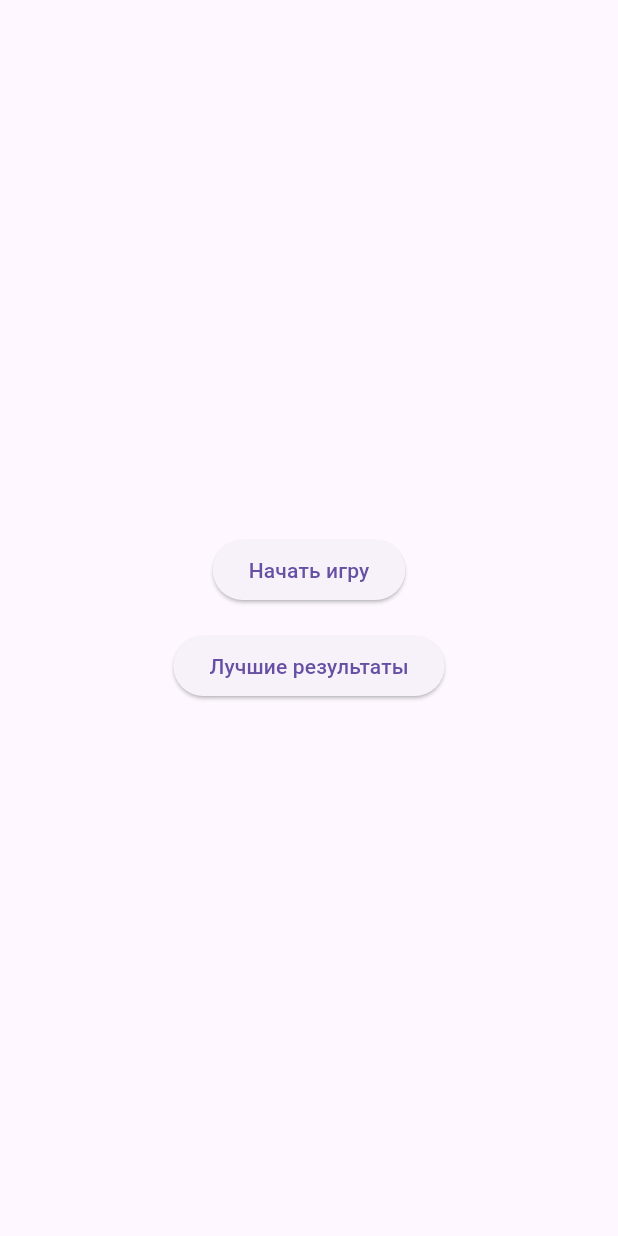
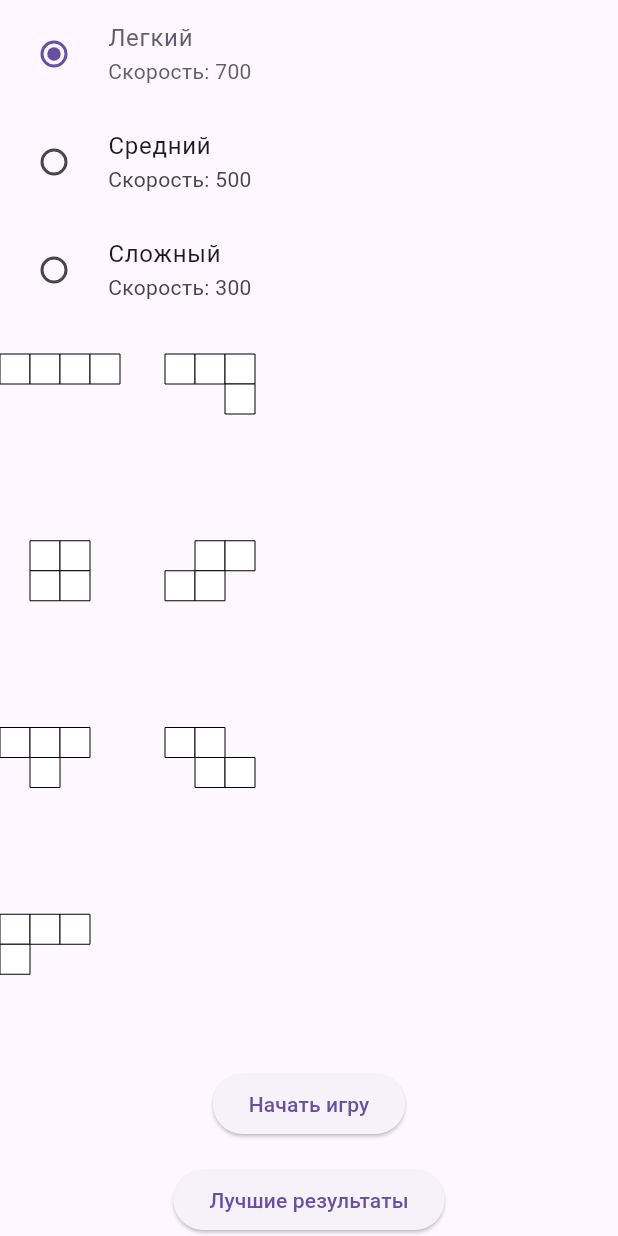
Before and after one commit to khaurilova/tetris, a Flutter app: the screen it shows after launch, on a phone screen of 412 x 824 dp. Run offline on Flutter 3.47's test engine with Material 3 defaults, Android fonts, the phone set to English and light mode, and no system bars.

Commit message:
BLOCK_CUBIT

```diff
--- a/lib/app/di_container.dart
+++ b/lib/app/di_container.dart
@@ -2,6 +2,8 @@
 import 'package:flutter/widgets.dart';
 import 'package:tetris/app/http/base_http_client.dart';
 import 'package:tetris/app/http/i_http_client.dart';
+import 'package:tetris/features/game_settings/domain/state/block_cubit.dart';
+import 'package:tetris/features/game_settings/domain/state/difficulty_cubit.dart';
 import 'package:tetris/features/leaderboard/data/leaderboard_repository.dart';
 import 'package:tetris/features/leaderboard/domain/i_leaderboard_repository.dart';
 import 'package:tetris/features/user/data/user_repository.dart';
@@ -17,6 +19,8 @@ final class DiContainer extends InheritedWidget {
     _userRepository = UserRepository(httpClient: _httpClient);
     // Инициализируем менеджер состояния пользователя
     userCubit = UserCubit(repository: _userRepository);
+    difficultyCubit = DifficultyCubit();
+    blockCubit = BlockCubit();
   }
   late final IHttpClient _httpClient;
   late final ILeaderboardRepository leaderRepository;
@@ -26,6 +30,8 @@ final class DiContainer extends InheritedWidget {
 
   /// Менеджер состояния пользователя
   late final UserCubit userCubit;
+  late final DifficultyCubit difficultyCubit;
+  late final BlockCubit blockCubit;
 
   /// Так как контейнер зависимостей нужен только для доступа
   /// к зависимостям, возвращаем false, чтобы виджеты-потомки
--- a/lib/features/game/src/blocks/blocks.dart
+++ b/lib/features/game/src/blocks/blocks.dart
@@ -109,6 +109,16 @@ final _defBlocks = [
     ..rotate(),
 ];
 
-Block getNewRandomBlock() {
-  return _defBlocks[Random().nextInt(_defBlocks.length)].copyWith();
+Block getNewRandomBlock(List<Block> selectedBlocks) {
+  return selectedBlocks[Random().nextInt(selectedBlocks.length)].copyWith();
 }
+
+final List<Block> availableBlocks = [
+  IBlock(),
+  OBlock(),
+  TBlock(),
+  LBlock(),
+  JBlock(),
+  SBlock(),
+  ZBlock(),
+];
--- /dev/null
+++ b/lib/features/game_settings/domain/block_selecter.dart
@@ -0,0 +1,56 @@
+import 'package:flutter/material.dart';
+import 'package:tetris/app/context_ext.dart';
+import 'package:tetris/features/game/src/blocks/block.dart';
+import 'package:tetris/features/game/src/blocks/blocks.dart';
+import 'package:tetris/features/game/tetris_game.dart';
+
+class BlockSelector extends StatefulWidget {
+  final List<Block> selectedBlocks;
+  const BlockSelector({super.key, required this.selectedBlocks});
+
+  @override
+  State<BlockSelector> createState() => _BlockSelectorState();
+}
+
+class _BlockSelectorState extends State<BlockSelector> {
+  @override
+  Widget build(BuildContext context) {
+    return Expanded(
+      child: Center(
+        child: GridView.builder(
+          gridDelegate: SliverGridDelegateWithFixedCrossAxisCount(
+            crossAxisCount: 4,
+            mainAxisSpacing: 50,
+            mainAxisExtent: 60,
+            crossAxisSpacing: 2,
+          ),
+          scrollDirection: Axis.horizontal,
+          itemCount: availableBlocks.length,
+          itemBuilder: (context, index) {
+            return GestureDetector(
+              onTap: () =>
+                  context.di.blockCubit.chosenBlocks(availableBlocks[index]),
+              child: Stack(
+                children: [
+                  if (widget.selectedBlocks.contains(availableBlocks[index]))
+                    Positioned(right: 30, child: Icon(Icons.check_circle)),
+
+                  SizedBox(
+                    width: 80,
+                    height: 80,
+                    child: CustomPaint(
+                      painter: NextBlockPainter(
+                        20,
+                        nextBlock: availableBlocks[index],
+                      ),
+                    ),
+                  ),
+                ],
+              ),
+            );
+          },
+        ),
+      ),
+    );
+  }
+}
--- /dev/null
+++ b/lib/features/game_settings/domain/game_difficulty.dart
@@ -0,0 +1,15 @@
+enum GameDifficulty {
+  easy(title: 'Легкий', level: 1, speed: 700),
+  medium(title: 'Средний', level: 2, speed: 500),
+  hard(title: 'Сложный', level: 3, speed: 300);
+
+  const GameDifficulty({
+    required this.title,
+    required this.level,
+    required this.speed,
+  });
+
+  final String title;
+  final int level;
+  final int speed;
+}
--- /dev/null
+++ b/lib/features/game_settings/domain/state/block_cubit.dart
@@ -0,0 +1,24 @@
+import 'package:flutter/foundation.dart';
+import 'package:tetris/features/game/src/blocks/block.dart';
+import 'package:tetris/features/game/src/blocks/blocks.dart';
+import 'package:tetris/features/game_settings/domain/state/block_state.dart';
+
+final class BlockCubit {
+  final ValueNotifier<BlockState> stateNotifier = ValueNotifier(
+    BlockState(selectedBlocks: []),
+  );
+
+  void chosenBlocks(Block block) {
+    List<Block> massivOfBlocks = stateNotifier.value.selectedBlocks;
+
+    massivOfBlocks.contains(block)
+        ? massivOfBlocks.remove(block)
+        : massivOfBlocks.add(block);
+
+    emit(stateNotifier.value.copyWith(selectedBlocks: massivOfBlocks));
+  }
+
+  void emit(BlockState state) {
+    stateNotifier.value = state;
+  }
+}
--- /dev/null
+++ b/lib/features/game_settings/domain/state/block_state.dart
@@ -0,0 +1,10 @@
+import 'package:tetris/features/game/src/blocks/blocks.dart';
+
+final class BlockState {
+  List<Block> selectedBlocks;
+  BlockState({required this.selectedBlocks});
+
+  BlockState copyWith({required List<Block> selectedBlocks}) {
+    return BlockState(selectedBlocks: selectedBlocks);
+  }
+}
--- /dev/null
+++ b/lib/features/game_settings/domain/state/difficulty_cubit.dart
@@ -0,0 +1,17 @@
+import 'package:flutter/foundation.dart';
+import 'package:tetris/features/game_settings/domain/game_difficulty.dart';
+import 'difficulty_state.dart';
+
+final class DifficultyCubit {
+  final ValueNotifier<DifficultyState> stateNotifier = ValueNotifier(
+    const DifficultyState(selectedDifficulty: GameDifficulty.easy),
+  );
+
+  void selectDifficulty(GameDifficulty difficulty) {
+    emit(stateNotifier.value.copyWith(selectedDifficulty: difficulty));
+  }
+
+  void emit(DifficultyState state) {
+    stateNotifier.value = state;
+  }
+}
--- /dev/null
+++ b/lib/features/game_settings/domain/state/difficulty_state.dart
@@ -0,0 +1,13 @@
+import 'package:tetris/features/game_settings/domain/game_difficulty.dart';
+
+final class DifficultyState {
+  const DifficultyState({required this.selectedDifficulty});
+
+  final GameDifficulty selectedDifficulty;
+
+  DifficultyState copyWith({GameDifficulty? selectedDifficulty}) {
+    return DifficultyState(
+      selectedDifficulty: selectedDifficulty ?? this.selectedDifficulty,
+    );
+  }
+}
--- /dev/null
+++ b/lib/features/main_menu/block_selector_widget.dart
@@ -0,0 +1,21 @@
+import 'package:flutter/widgets.dart';
+import 'package:tetris/app/context_ext.dart';
+import 'package:tetris/features/game_settings/domain/block_selecter.dart';
+import 'package:tetris/features/game_settings/domain/state/block_state.dart';
+
+class BlockSelectorWidget extends StatelessWidget {
+  const BlockSelectorWidget({super.key});
+
+  @override
+  Widget build(BuildContext context) {
+    return ValueListenableBuilder<BlockState>(
+      valueListenable: context.di.blockCubit.stateNotifier,
+      builder: (context, state, _) {
+        return BlockSelector(
+          selectedBlocks:
+              context.di.blockCubit.stateNotifier.value.selectedBlocks,
+        );
+      },
+    );
+  }
+}
--- a/lib/features/main_menu/main_menu_screen.dart
+++ b/lib/features/main_menu/main_menu_screen.dart
@@ -1,10 +1,17 @@
 import 'package:flutter/material.dart';
+import 'package:tetris/app/context_ext.dart';
+import 'package:tetris/features/game/src/blocks/block.dart';
+import 'package:tetris/features/game_settings/domain/block_selecter.dart';
+import 'package:tetris/features/game_settings/domain/game_difficulty.dart';
+import 'package:tetris/features/game_settings/domain/state/difficulty_state.dart';
+import 'package:tetris/features/main_menu/block_selector_widget.dart';
 import 'package:tetris/main.dart';
 
 /// Главное меню игры
 
 class MainMenuScreen extends StatelessWidget {
   const MainMenuScreen({super.key});
+
   @override
   Widget build(BuildContext context) {
     return Scaffold(
@@ -12,6 +19,29 @@ class MainMenuScreen extends StatelessWidget {
         child: Column(
           mainAxisSize: MainAxisSize.min,
           children: [
+            ValueListenableBuilder<DifficultyState>(
+              valueListenable: context.di.difficultyCubit.stateNotifier,
+              builder: (context, state, _) {
+                return Column(
+                  children: GameDifficulty.values.map((difficulty) {
+                    final isSelected = state.selectedDifficulty == difficulty;
+
+                    return RadioListTile<GameDifficulty>(
+                      title: Text(difficulty.title),
+                      subtitle: Text('Скорость: ${difficulty.speed}'),
+                      value: difficulty,
+                      groupValue: state.selectedDifficulty,
+                      onChanged: (value) {
+                        if (value == null) return;
+                        context.di.difficultyCubit.selectDifficulty(value);
+                      },
+                      selected: isSelected,
+                    );
+                  }).toList(),
+                );
+              },
+            ),
+            BlockSelectorWidget(),
             ElevatedButton(
               onPressed: () {
                 // Переход на экран игры
```
Also changed, not shown: lib/features/game/src/game.dart (+30 -21 lines), lib/features/game/tetris_game.dart (+47 -1 lines).
